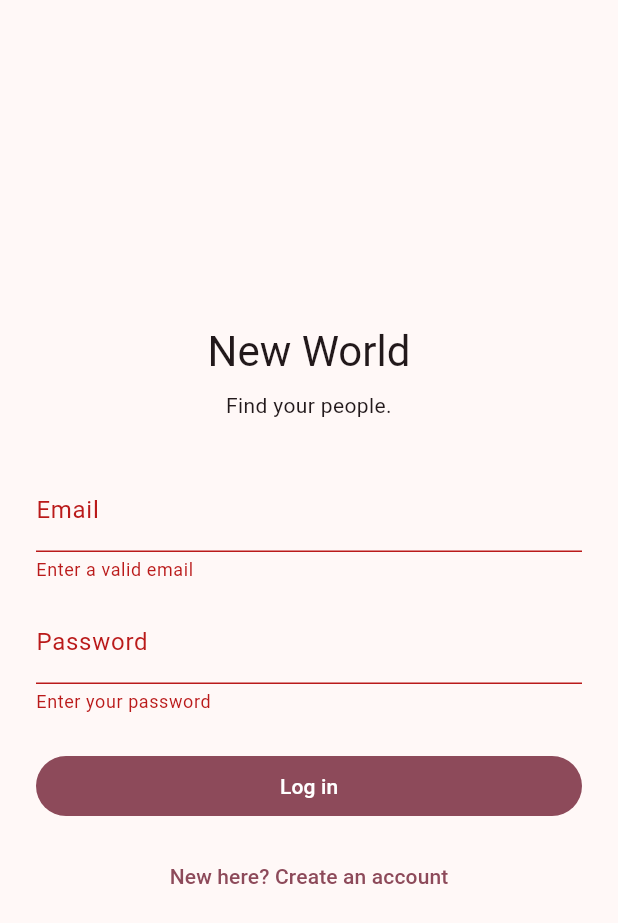
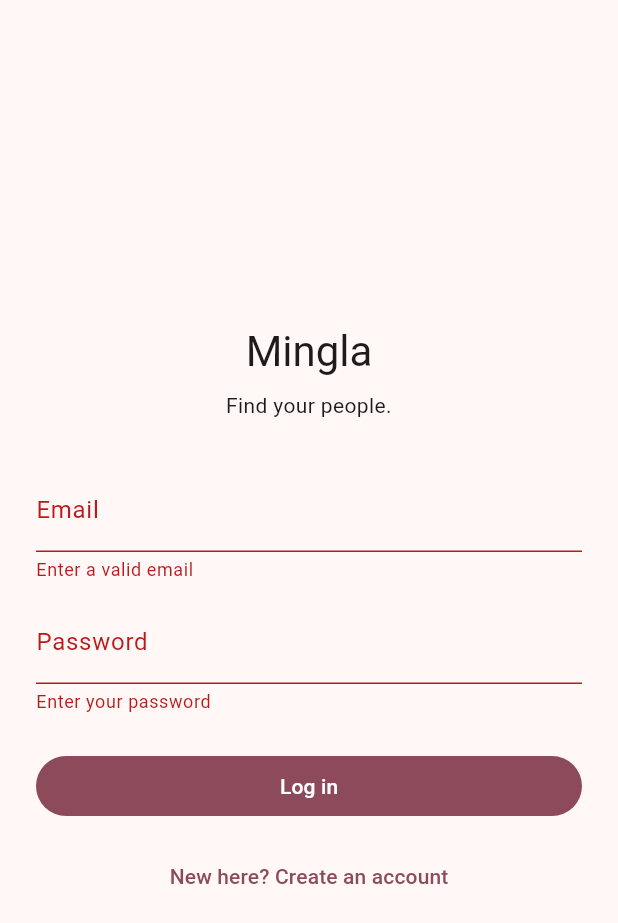
Before and after one commit to Iprx/New-World, a Flutter app: the screen it shows after launch, after a tap on "Log in", on a phone screen of 412 x 824 dp. Shown: the top 923 px of the screen. Run offline on Flutter 3.47's test engine with Material 3 defaults, Android fonts, the phone set to English and light mode, and no system bars; our stand-ins replace flutter_secure_storage, image_picker; accounts and stored records are empty; network calls fail.

Commit message:
Rename app from New World to Mingla
Updates the FastAPI page title/templates, README, and Flutter app
(pubspec name, app widget, window/login title) to the new product name.

```diff
--- a/mobile/lib/main.dart
+++ b/mobile/lib/main.dart
@@ -10,11 +10,11 @@ import 'services/matches_repository.dart';
 import 'services/profile_repository.dart';
 
 void main() {
-  runApp(const NewWorldApp());
+  runApp(const MinglaApp());
 }
 
-class NewWorldApp extends StatelessWidget {
-  const NewWorldApp({super.key});
+class MinglaApp extends StatelessWidget {
+  const MinglaApp({super.key});
 
   @override
   Widget build(BuildContext context) {
@@ -29,7 +29,7 @@ class NewWorldApp extends StatelessWidget {
         Provider(create: (_) => ProfileRepository(apiClient)),
       ],
       child: MaterialApp(
-        title: 'New World',
+        title: 'Mingla',
         debugShowCheckedModeBanner: false,
         theme: ThemeData(
           colorSchemeSeed: Colors.pinkAccent,
--- a/mobile/lib/screens/login_screen.dart
+++ b/mobile/lib/screens/login_screen.dart
@@ -57,7 +57,7 @@ class _LoginScreenState extends State<LoginScreen> {
                 mainAxisSize: MainAxisSize.min,
                 crossAxisAlignment: CrossAxisAlignment.stretch,
                 children: [
-                  Text('New World', style: Theme.of(context).textTheme.headlineMedium, textAlign: TextAlign.center),
+                  Text('Mingla', style: Theme.of(context).textTheme.headlineMedium, textAlign: TextAlign.center),
                   const SizedBox(height: 8),
                   Text('Find your people.', style: Theme.of(context).textTheme.bodyMedium, textAlign: TextAlign.center),
                   const SizedBox(height: 32),
--- a/mobile/pubspec.yaml
+++ b/mobile/pubspec.yaml
@@ -1,5 +1,5 @@
-name: new_world
-description: New World dating app (iOS & Android)
+name: mingla
+description: Mingla dating app (iOS & Android)
 publish_to: "none"
 version: 0.1.0
 
```
Also changed, not shown: 4 other files.
